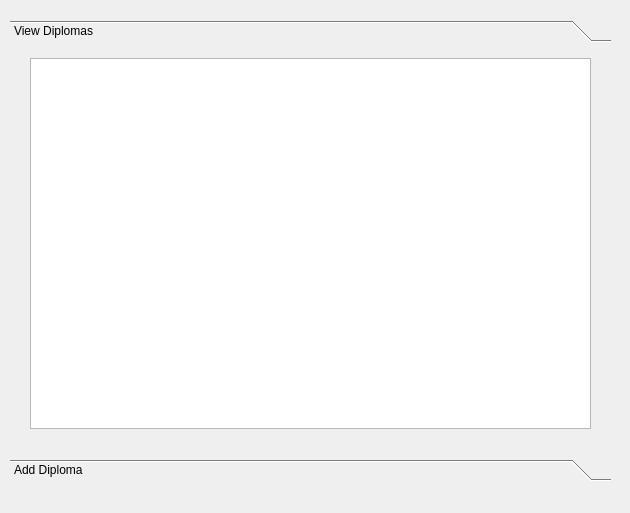
First picture: the form in Sprache/addnewdiplomadialog.ui, repository MrRisoni/Gauss, before the edit.
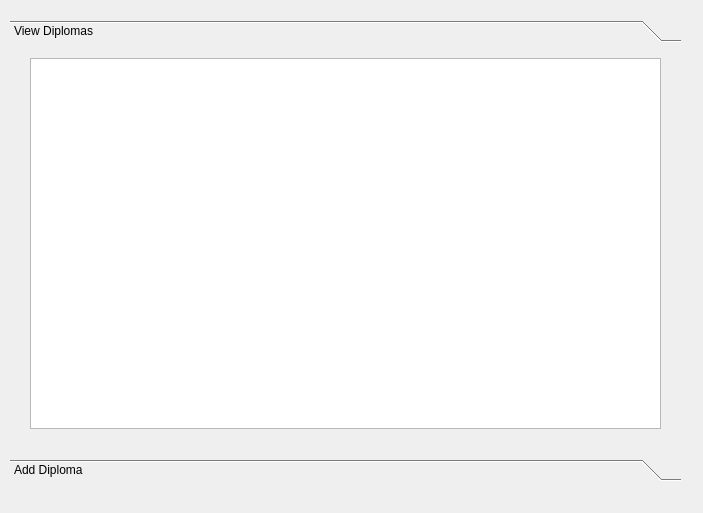
Second picture: the form after the edit.

What changed in the file:
```diff
--- a/Sprache/addnewdiplomadialog.ui
+++ b/Sprache/addnewdiplomadialog.ui
@@ -6,7 +6,7 @@
    <rect>
     <x>0</x>
     <y>0</y>
-    <width>630</width>
+    <width>703</width>
     <height>513</height>
    </rect>
   </property>
@@ -18,7 +18,7 @@
     <rect>
      <x>10</x>
      <y>20</y>
-     <width>601</width>
+     <width>671</width>
      <height>461</height>
     </rect>
    </property>
@@ -30,7 +30,7 @@
      <rect>
       <x>0</x>
       <y>0</y>
-      <width>601</width>
+      <width>671</width>
       <height>403</height>
      </rect>
     </property>
@@ -42,7 +42,7 @@
       <rect>
        <x>20</x>
        <y>10</y>
-       <width>561</width>
+       <width>631</width>
        <height>371</height>
       </rect>
      </property>
```
Left out of the diff: 4 changed lines with no effect on the pictures.
